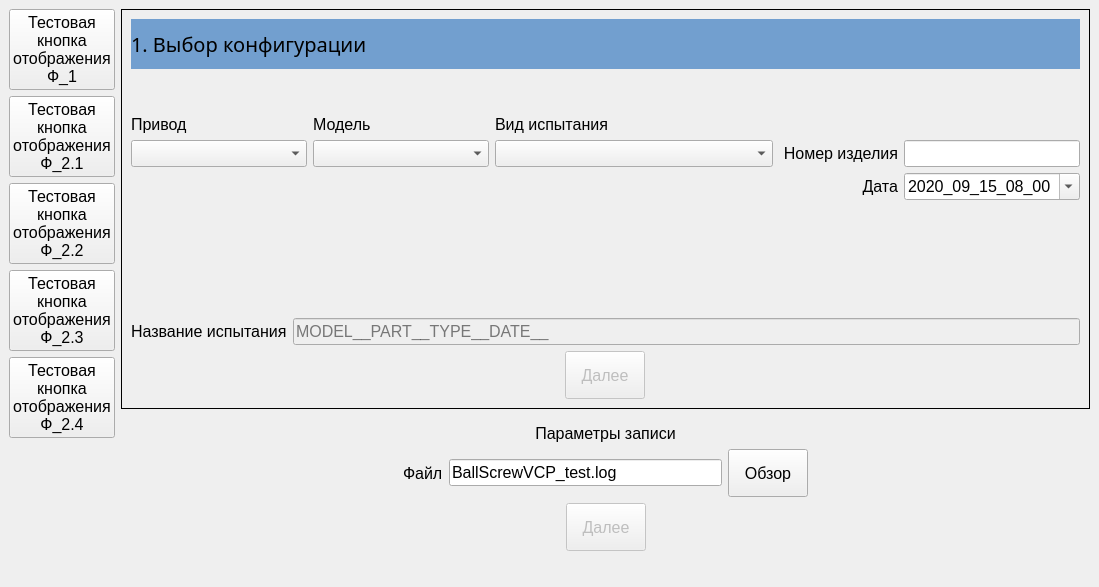
Before: the Qt Designer form BallScrew.ui in Ornstein89/BallScrewControl_QtVCP, drawn with Qt 5.
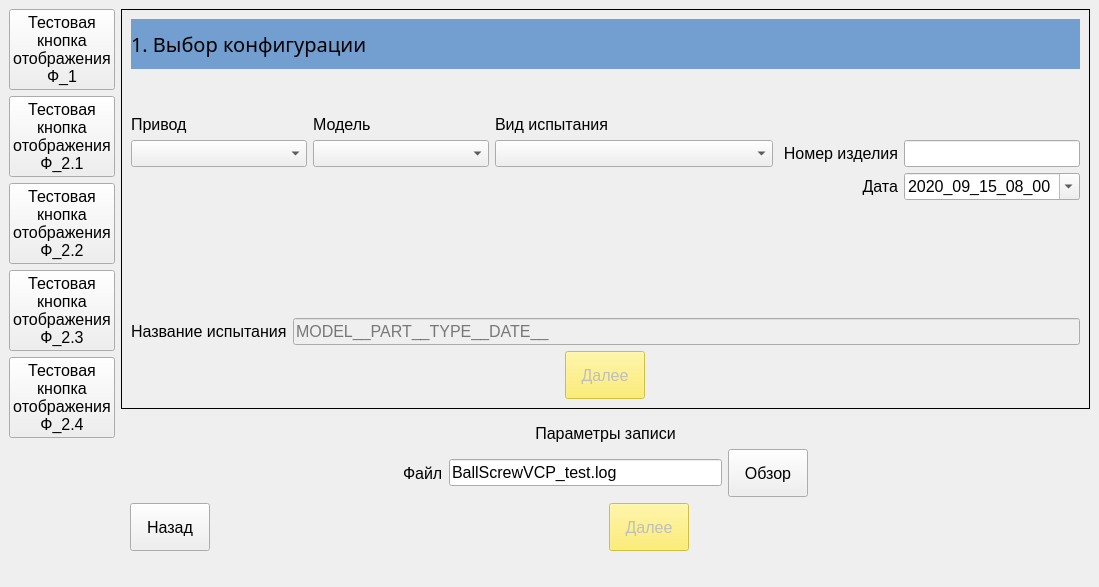
After: the same form once the commit is applied. The open tabs and pages were chosen to show the change.

Diff of the .ui file:
```diff
--- a/BallScrew.ui
+++ b/BallScrew.ui
@@ -107,6 +107,13 @@
        </item>
        <item>
         <layout class="QHBoxLayout" name="horizontalLayout_7">
+         <item>
+          <widget class="QPushButton" name="btnBack">
+           <property name="text">
+            <string>Назад</string>
+           </property>
+          </widget>
+         </item>
          <item>
           <spacer name="horizontalSpacer_7">
            <property name="orientation">
@@ -125,6 +132,9 @@
            <property name="enabled">
             <bool>false</bool>
            </property>
+           <property name="styleSheet">
+            <string notr="true">background-color: rgb(252, 233, 79);</string>
+           </property>
            <property name="text">
             <string>Далее</string>
            </property>
@@ -350,6 +360,9 @@
           <property name="enabled">
            <bool>false</bool>
           </property>
+          <property name="styleSheet">
+           <string notr="true">background-color: rgb(252, 233, 79);</string>
+          </property>
           <property name="text">
            <string>Далее</string>
           </property>
```
Left out of the diff: 21 changed lines with no effect on the pictures.
